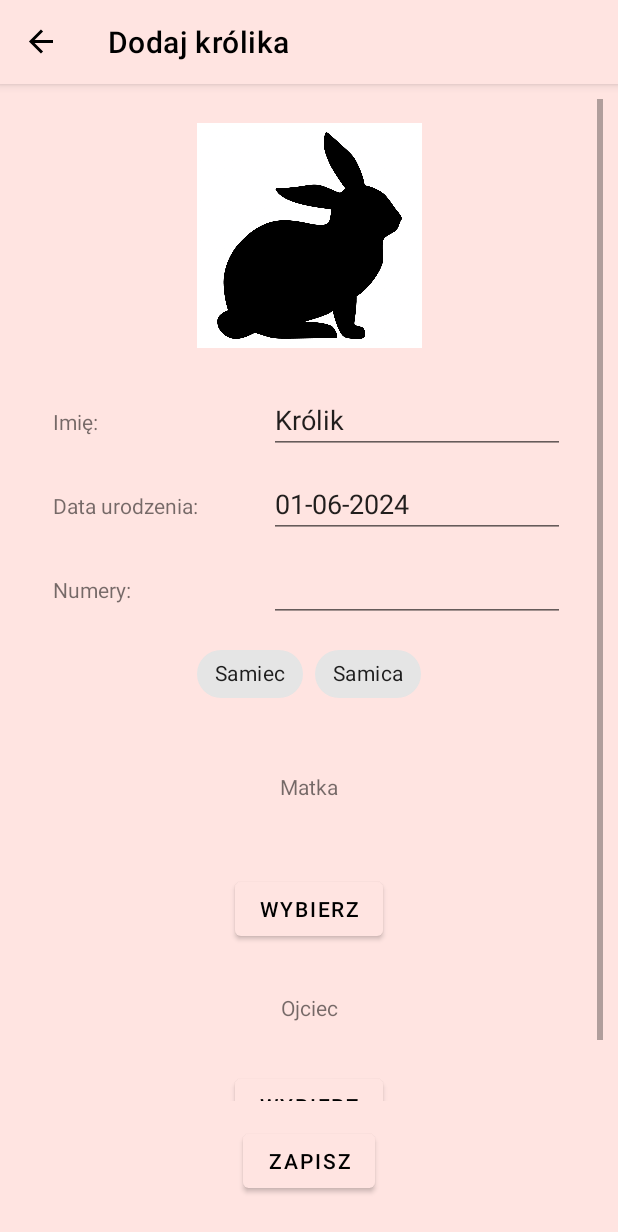
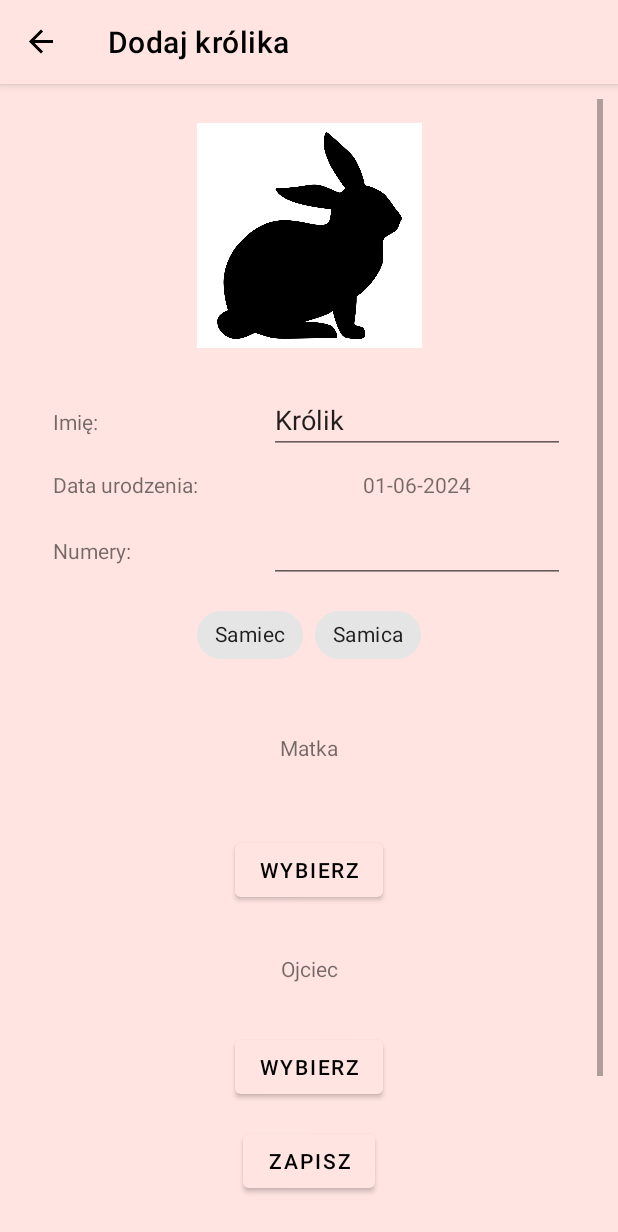
Before and after one commit to AgnieszkaKlobus12/RabbitApp, an Android app: the screen it shows after launch (MainActivity), after a tap on "Dodaj królika", on a phone screen of 412 x 824 dp. Shown: the top 1232 px of the screen. Run offline under Robolectric (Android 15) with nearby library versions, the light colour scheme and no system bars; our stand-ins replace Room's generated code, navigation-ui; 1 other tap on this screen came first.

Commit message:
Added date picker for age

```diff
--- a/app/src/main/res/layout/fragment_add_rabbit.xml
+++ b/app/src/main/res/layout/fragment_add_rabbit.xml
@@ -48,10 +48,7 @@
                         android:layout_height="wrap_content"
                         android:layout_margin="@dimen/table_margin"
                         android:layout_weight="1"
-                        android:text="@string/rabbit_name_label"
-                        app:layout_constraintLeft_toLeftOf="parent"
-                        app:layout_constraintRight_toLeftOf="@id/add_rabbit_name"
-                        app:layout_constraintTop_toBottomOf="@id/add_rabbit_picture" />
+                        android:text="@string/rabbit_name_label" />
 
                     <EditText
                         android:id="@+id/add_rabbit_name"
@@ -60,10 +57,7 @@
                         android:layout_margin="@dimen/table_margin"
                         android:layout_weight="1"
                         android:inputType="textPersonName"
-                        android:text="@string/rabbit_placeholder"
-                        app:layout_constraintBaseline_toBaselineOf="@+id/add_rabbit_name_label"
-                        app:layout_constraintLeft_toRightOf="@id/add_rabbit_name_label"
-                        app:layout_constraintRight_toRightOf="parent" />
+                        android:text="@string/rabbit_placeholder" />
                 </TableRow>
 
                 <TableRow>
@@ -74,22 +68,16 @@
                         android:layout_height="wrap_content"
                         android:layout_margin="@dimen/table_margin"
                         android:layout_weight="1"
-                        android:text="@string/birth_date_label"
-                        app:layout_constraintLeft_toLeftOf="parent"
-                        app:layout_constraintRight_toLeftOf="@id/add_rabbit_date"
-                        app:layout_constraintTop_toBottomOf="@id/add_rabbit_name" />
+                        android:text="@string/birth_date_label" />
 
-                    <EditText
+                    <TextView
                         android:id="@+id/add_rabbit_date"
                         android:layout_width="wrap_content"
                         android:layout_height="wrap_content"
                         android:layout_margin="@dimen/table_margin"
                         android:layout_weight="1"
                         android:ems="10"
-                        android:inputType="date"
-                        app:layout_constraintBaseline_toBaselineOf="@+id/add_rabbit_date_label"
-                        app:layout_constraintLeft_toRightOf="@id/add_rabbit_date_label"
-                        app:layout_constraintRight_toRightOf="parent" />
+                        android:gravity="center" />
                 </TableRow>
 
                 <TableRow>
@@ -100,10 +88,7 @@
                         android:layout_height="wrap_content"
                         android:layout_margin="@dimen/table_margin"
                         android:layout_weight="1"
-                        android:text="@string/ear_numbers"
-                        app:layout_constraintLeft_toLeftOf="parent"
-                        app:layout_constraintRight_toLeftOf="@id/add_rabbit_numbers"
-                        app:layout_constraintTop_toBottomOf="@id/add_rabbit_date" />
+                        android:text="@string/ear_numbers" />
 
                     <EditText
                         android:id="@+id/add_rabbit_numbers"
@@ -112,10 +97,7 @@
                         android:layout_margin="@dimen/table_margin"
                         android:layout_weight="1"
                         android:ems="10"
-                        android:inputType="number"
-                        app:layout_constraintBaseline_toBaselineOf="@+id/add_rabbit_numbers_label"
-                        app:layout_constraintLeft_toRightOf="@id/add_rabbit_numbers_label"
-                        app:layout_constraintRight_toRightOf="parent" />
+                        android:inputType="number" />
                 </TableRow>
 
                 <TableRow android:gravity="center">
```
Also changed, not shown: app/src/main/java/com/example/rabbitapp/ui/mainTab/add/AddRabbitFragment.kt (+30 -5 lines).
